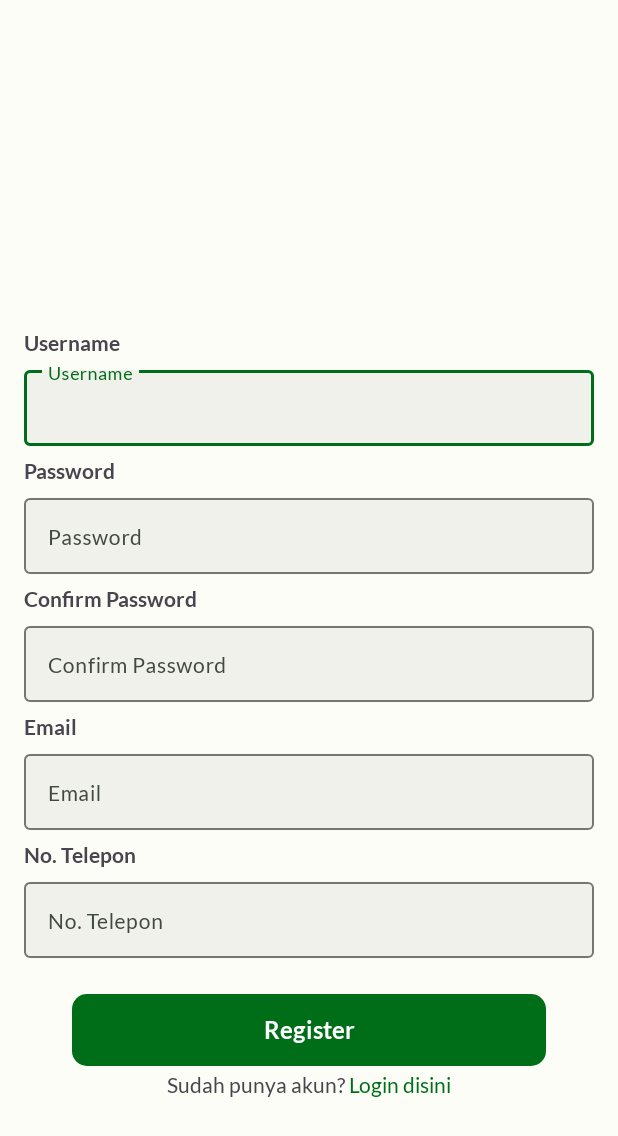
After one commit to bellafebrianyn/24001084-km6-bel-bloomkitchen-ch4, an Android app: the RegisterActivity screen opened directly, with no data from a screen before it, on a phone screen of 412 x 824 dp. The commit adds this screen. Shown: the top 1136 px of the screen. Run offline under Robolectric (Android 15) with nearby library versions, the phone set to English and light mode, and no system bars.

Commit message:
Add feature register

```diff
--- a/app/build.gradle.kts
+++ b/app/build.gradle.kts
@@ -3,6 +3,8 @@ plugins {
     alias(libs.plugins.jetbrainsKotlinAndroid)
     alias(libs.plugins.ksp)
     id ("kotlin-parcelize")
+    id("com.google.gms.google-services")
+    id("com.google.firebase.crashlytics")
 }
 
 android {
@@ -55,6 +57,8 @@ dependencies {
     implementation(libs.androidx.navigation.fragment.ktx)
     implementation(libs.androidx.navigation.ui.ktx)
     implementation(libs.room.ktx)
+    implementation(libs.firebase.crashlytics)
+    implementation(libs.firebase.auth)
 
     implementation(libs.coroutine.core)
     implementation(libs.coroutine.android)
--- a/app/src/main/AndroidManifest.xml
+++ b/app/src/main/AndroidManifest.xml
@@ -5,6 +5,7 @@
     <uses-permission android:name="android.permission.INTERNET" />
 
     <application
+        android:name=".App"
         android:allowBackup="true"
         android:dataExtractionRules="@xml/data_extraction_rules"
         android:fullBackupContent="@xml/backup_rules"
@@ -14,8 +15,10 @@
         android:supportsRtl="true"
         android:theme="@style/AppTheme"
         android:usesCleartextTraffic="true"
-        android:name=".App"
         tools:targetApi="31">
+        <activity
+            android:name=".presentation.register.RegisterActivity"
+            android:exported="false" />
         <activity
             android:name=".presentation.detailproduct.DetailActivity"
             android:exported="false" />
--- /dev/null
+++ b/app/src/main/java/com/example/bloomkitchen/data/repository/UserRepository.kt
@@ -0,0 +1,51 @@
+package com.example.bloomkitchen.data.repository
+
+import com.example.bloomkitchen.data.datasouce.authentication.AuthDataSource
+import com.example.bloomkitchen.data.model.User
+import com.example.bloomkitchen.utils.ResultWrapper
+import com.example.bloomkitchen.utils.proceedFlow
+import kotlinx.coroutines.flow.Flow
+import java.lang.Exception
+
+interface UserRepository {
+    @Throws(exceptionClasses = [Exception::class])
+    fun doRegister(
+        username: String,
+        password: String,
+        email: String,
+        phoneNumber: String
+    ): Flow<ResultWrapper<Boolean>>
+
+    fun updateProfile(username: String): Flow<ResultWrapper<Boolean>>
+    fun updatePassword(newPassword: String): Flow<ResultWrapper<Boolean>>
+    fun updateEmail(newEmail: String): Flow<ResultWrapper<Boolean>>
+    fun getCurrentUser(): User?
+}
+
+class UserRepositoryImpl(private val dataSource: AuthDataSource) : UserRepository {
+    override fun doRegister(
+        username: String,
+        password: String,
+        email: String,
+        phoneNumber: String
+    ): Flow<ResultWrapper<Boolean>> {
+        return proceedFlow { dataSource.doRegister(username, password, email, phoneNumber) }
+    }
+
+    override fun updateProfile(username: String): Flow<ResultWrapper<Boolean>> {
+        return proceedFlow { dataSource.updateProfile(username = username) }
+    }
+
+    override fun updatePassword(newPassword: String): Flow<ResultWrapper<Boolean>> {
+        return proceedFlow { dataSource.updatePassword(newPassword) }
+    }
+
+    override fun updateEmail(newEmail: String): Flow<ResultWrapper<Boolean>> {
+        return proceedFlow { dataSource.updateEmail(newEmail) }
+    }
+
+    override fun getCurrentUser(): User? {
+        return dataSource.getCurrentUser()
+    }
+
+}
--- /dev/null
+++ b/app/src/main/java/com/example/bloomkitchen/utils/TextViewExt.kt
@@ -0,0 +1,31 @@
+package com.example.bloomkitchen.utils
+
+import android.text.SpannableStringBuilder
+import android.text.Spanned
+import android.text.TextPaint
+import android.text.method.LinkMovementMethod
+import android.text.style.ClickableSpan
+import android.view.View
+import android.widget.TextView
+
+fun TextView.highLightWord(word: String, onClick: () -> Unit) {
+    val ssBuilder = SpannableStringBuilder(this.text)
+    val clickAbleSpan = object : ClickableSpan() {
+        override fun onClick(widget: View) {
+            onClick.invoke()
+        }
+
+        override fun updateDrawState(ds: TextPaint) {
+            ds.color = ds.linkColor
+            ds.isUnderlineText = false
+        }
+    }
+    ssBuilder.setSpan(
+        clickAbleSpan,
+        text.indexOf(word),
+        text.indexOf(word) + word.length,
+        Spanned.SPAN_EXCLUSIVE_EXCLUSIVE
+    )
+    text = ssBuilder
+    movementMethod = LinkMovementMethod.getInstance();
+}
--- /dev/null
+++ b/app/src/main/res/layout/activity_register.xml
@@ -0,0 +1,18 @@
+<?xml version="1.0" encoding="utf-8"?>
+<androidx.constraintlayout.widget.ConstraintLayout xmlns:android="http://schemas.android.com/apk/res/android"
+    xmlns:app="http://schemas.android.com/apk/res-auto"
+    xmlns:tools="http://schemas.android.com/tools"
+    android:id="@+id/main"
+    android:layout_width="match_parent"
+    android:layout_height="match_parent"
+    tools:context=".presentation.register.RegisterActivity">
+
+    <include
+        android:id="@+id/layout_form_register"
+        layout="@layout/layout_form_register"
+        android:layout_width="match_parent"
+        android:layout_height="wrap_content"
+        android:layout_margin="16dp"
+        app:layout_constraintTop_toTopOf="parent" />
+
+</androidx.constraintlayout.widget.ConstraintLayout>
--- /dev/null
+++ b/app/src/main/res/layout/layout_form_register.xml
@@ -0,0 +1,210 @@
+<?xml version="1.0" encoding="utf-8"?>
+<ScrollView xmlns:android="http://schemas.android.com/apk/res/android"
+    xmlns:app="http://schemas.android.com/apk/res-auto"
+    xmlns:tools="http://schemas.android.com/tools"
+    android:layout_width="match_parent"
+    android:layout_height="match_parent"
+    android:layout_margin="4dp"
+    tools:context=".presentation.profile.ProfileFragment">
+
+    <androidx.constraintlayout.widget.ConstraintLayout
+        android:layout_width="match_parent"
+        android:layout_height="wrap_content">
+
+        <ImageView
+            android:id="@+id/iv_profile_photo"
+            android:layout_width="140dp"
+            android:layout_height="140dp"
+            android:layout_marginTop="32dp"
+            android:scaleType="centerCrop"
+            app:layout_constraintEnd_toEndOf="parent"
+            app:layout_constraintStart_toStartOf="parent"
+            app:layout_constraintTop_toTopOf="parent"
+            tools:src="@drawable/ic_app" />
+
+        <TextView
+            android:id="@+id/tv_title_username"
+            android:layout_width="wrap_content"
+            android:layout_height="wrap_content"
+            android:layout_marginTop="32dp"
+            android:text="@string/title_username"
+            android:textStyle="bold"
+            app:layout_constraintStart_toStartOf="parent"
+            app:layout_constraintTop_toBottomOf="@+id/iv_profile_photo" />
+
+        <com.google.android.material.textfield.TextInputLayout
+            android:id="@+id/til_username"
+            android:layout_width="match_parent"
+            android:layout_height="wrap_content"
+            android:layout_marginVertical="4dp"
+            app:boxBackgroundColor="@color/md_theme_light_inverseOnSurface"
+            app:layout_constraintStart_toStartOf="parent"
+            app:layout_constraintTop_toBottomOf="@+id/tv_title_username">
+
+            <com.google.android.material.textfield.TextInputEditText
+                android:id="@+id/et_username"
+                android:layout_width="match_parent"
+                android:layout_height="wrap_content"
+                android:hint="@string/hint_username"
+                android:textSize="14sp"
+                app:layout_constraintStart_toStartOf="parent"
+                app:layout_constraintTop_toTopOf="parent" />
+        </com.google.android.material.textfield.TextInputLayout>
+
+        <TextView
+            android:id="@+id/tv_title_password"
+            android:layout_width="wrap_content"
+            android:layout_height="wrap_content"
+            android:layout_marginTop="8dp"
+            android:text="@string/title_password"
+            android:textStyle="bold"
+            app:layout_constraintStart_toStartOf="parent"
+            app:layout_constraintTop_toBottomOf="@+id/til_username" />
+
+        <com.google.android.material.textfield.TextInputLayout
+            android:id="@+id/til_password"
+            android:layout_width="match_parent"
+            android:layout_height="wrap_content"
+            android:layout_marginVertical="4dp"
+            app:boxBackgroundColor="@color/md_theme_light_inverseOnSurface"
+            app:layout_constraintStart_toStartOf="parent"
+            app:layout_constraintTop_toBottomOf="@+id/tv_title_password">
+
+            <com.google.android.material.textfield.TextInputEditText
+                android:id="@+id/et_password"
+                android:layout_width="match_parent"
+                android:layout_height="wrap_content"
+                android:hint="@string/hint_password"
+                android:textSize="14sp"
+                app:layout_constraintStart_toStartOf="parent"
+                app:layout_constraintTop_toTopOf="parent" />
+        </com.google.android.material.textfield.TextInputLayout>
+
+        <TextView
+            android:id="@+id/tv_title_confirm_password"
+            android:layout_width="wrap_content"
+            android:layout_height="wrap_content"
+            android:layout_marginTop="8dp"
+            android:text="@string/confirm_password"
+            android:textStyle="bold"
+            app:layout_constraintStart_toStartOf="parent"
+            app:layout_constraintTop_toBottomOf="@+id/til_password" />
+
+        <com.google.android.material.textfield.TextInputLayout
+            android:id="@+id/til_confirm_password"
+            android:layout_width="match_parent"
+            android:layout_height="wrap_content"
+            android:layout_marginVertical="4dp"
+            app:boxBackgroundColor="@color/md_theme_light_inverseOnSurface"
+            app:layout_constraintStart_toStartOf="parent"
+            app:layout_constraintTop_toBottomOf="@+id/tv_title_confirm_password">
+
+            <com.google.android.material.textfield.TextInputEditText
+                android:id="@+id/et_confirm_password"
+                android:layout_width="match_parent"
+                android:layout_height="wrap_content"
+                android:hint="@string/confirm_password"
+                android:textSize="14sp"
+                app:layout_constraintStart_toStartOf="parent"
+                app:layout_constraintTop_toTopOf="parent" />
+        </com.google.android.material.textfield.TextInputLayout>
+
+        <TextView
+            android:id="@+id/tv_title_email"
+            android:layout_width="wrap_content"
+            android:layout_height="wrap_content"
+            android:layout_marginTop="8dp"
+            android:text="@string/title_email"
+            android:textStyle="bold"
+            app:layout_constraintStart_toStartOf="parent"
+            app:layout_constraintTop_toBottomOf="@+id/til_confirm_password" />
+
+        <com.google.android.material.textfield.TextInputLayout
+            android:id="@+id/til_email"
+            android:layout_width="match_parent"
+            android:layout_height="wrap_content"
+            android:layout_marginVertical="4dp"
+            app:boxBackgroundColor="@color/md_theme_light_inverseOnSurface"
+            app:layout_constraintStart_toStartOf="parent"
+            app:layout_constraintTop_toBottomOf="@+id/tv_title_email">
+
+            <com.google.android.material.textfield.TextInputEditText
+                android:id="@+id/et_email"
+                android:layout_width="match_parent"
+                android:layout_height="wrap_content"
+                android:hint="@string/hint_email"
+                android:textSize="14sp"
+                app:layout_constraintStart_toStartOf="parent"
+                app:layout_constraintTop_toTopOf="parent" />
+        </com.google.android.material.textfield.TextInputLayout>
+
+        <TextView
+            android:id="@+id/tv_title_phone_number"
+            android:layout_width="wrap_content"
+            android:layout_height="wrap_content"
+            android:layout_marginTop="8dp"
+            android:text="@string/title_phone_number"
+            android:textStyle="bold"
+            app:layout_constraintStart_toStartOf="parent"
+            app:layout_constraintTop_toBottomOf="@+id/til_email" />
+
+        <com.google.android.material.textfield.TextInputLayout
+            android:id="@+id/til_phone_number"
+            android:layout_width="match_parent"
+            android:layout_height="wrap_content"
+            android:layout_marginVertical="4dp"
+            app:boxBackgroundColor="@color/md_theme_light_inverseOnSurface"
+            app:layout_constraintStart_toStartOf="parent"
+            app:layout_constraintTop_toBottomOf="@+id/tv_title_phone_number">
+
+            <com.google.android.material.textfield.TextInputEditText
+                android:id="@+id/et_phone_number"
+                android:layout_width="match_parent"
+                android:layout_height="wrap_content"
+                android:hint="@string/hint_phone_number"
+                android:textSize="14sp"
+                app:layout_constraintStart_toStartOf="parent" />
+        </com.google.android.material.textfield.TextInputLayout>
+
+        <FrameLayout
+            android:id="@+id/fl_btn_loading_state"
+            android:layout_width="match_parent"
+            android:layout_height="wrap_content"
+            android:layout_marginTop="16dp"
+            app:layout_constraintTop_toBottomOf="@id/til_phone_number"
+            app:layout_constraintStart_toStartOf="parent">
+
+            <Button
+                android:id="@+id/btn_register"
+                android:layout_width="match_parent"
+                android:layout_height="wrap_content"
+                android:layout_marginTop="8dp"
+                android:layout_marginHorizontal="32dp"
+                android:background="@drawable/button_rounded"
+                android:textSize="16sp"
+                android:textStyle="bold"
+                android:text="@string/btn_register" />
+
+            <com.google.android.material.progressindicator.CircularProgressIndicator
+                android:id="@+id/pb_loading"
+                android:layout_width="match_parent"
+                android:layout_height="wrap_content"
+                android:layout_gravity="center"
+                android:indeterminate="true"
+                android:visibility="gone" />
+        </FrameLayout>
+
+        <TextView
+            android:id="@+id/tv_nav_to_login"
+            android:layout_width="wrap_content"
+            android:layout_height="wrap_content"
+            android:layout_marginTop="4dp"
+            android:text="@string/already_have_account"
+            app:layout_constraintStart_toStartOf="parent"
+            app:layout_constraintEnd_toEndOf="parent"
+            app:layout_constraintTop_toBottomOf="@id/fl_btn_loading_state"/>
+
+    </androidx.constraintlayout.widget.ConstraintLayout>
+
+
+</ScrollView>
--- a/app/src/main/res/values/strings.xml
+++ b/app/src/main/res/values/strings.xml
@@ -34,4 +34,19 @@
     <string name="back_to_home">Back to Home</string>
     <string name="title_transaction">No. Transaksi</string>
     <string name="title_date">Tanggal</string>
+    <string name="title_password">Password</string>
+    <string name="hint_username">Username</string>
+    <string name="hint_password">Password</string>
+    <string name="hint_email">Email</string>
+    <string name="hint_phone_number">No. Telepon</string>
+    <string name="btn_register">Register</string>
+    <string name="confirm_password">Confirm Password</string>
+    <string name="already_have_account">Sudah punya akun? Login disini</string>
+    <string name="text_error_name_cannot_empty">Username tidak boleh kosong</string>
+    <string name="text_error_password_empty">Password tidak boleh kosong</string>
+    <string name="text_error_password_less_than_8_char">Password tidak boleh kurang dari 8 karakter</string>
+    <string name="text_password_does_not_match">Password tidak sesuai</string>
+    <string name="text_error_email_empty">Email tidak boleh kosong</string>
+    <string name="text_error_email_invalid">Masukkan email sesuai format</string>
+    <string name="text_highlight_login_here">Login disini</string>
 </resources>
```
Also changed, not shown: app/src/main/java/com/example/bloomkitchen/data/datasouce/authentication/AuthDataSource.kt (added, +43 -0 lines), app/src/main/java/com/example/bloomkitchen/data/model/User.kt (added, +17 -0 lines), app/src/main/java/com/example/bloomkitchen/data/source/firebase/FirebaseService.kt (added, +58 -0 lines), app/src/main/java/com/example/bloomkitchen/presentation/register/RegisterActivity.kt (added, +195 -0 lines), app/src/main/java/com/example/bloomkitchen/presentation/register/RegisterViewModel.kt (added, +13 -0 lines), build.gradle.kts (+7 -0 lines), gradle/libs.versions.toml (+10 -0 lines), app/src/main/res/drawable/ic_app.png (added).
